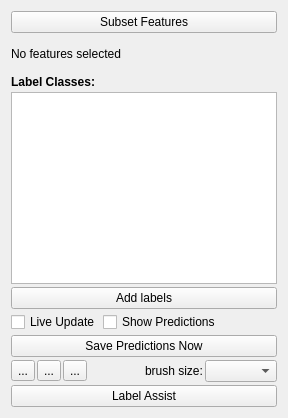
ilastik/ilastik, file ilastik/applets/objectClassification/labelingDrawer.ui: the form before one commit.
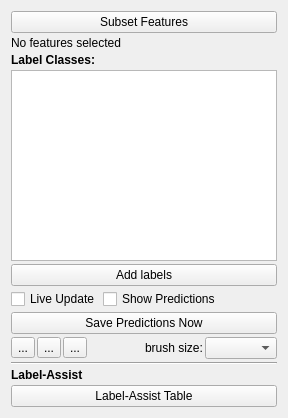
The form after the commit. Custom widgets are drawn as their Qt base class.

Commit message: ObjectClassificationLabelAssist: Added dividing line and label-assist label to object classification GUI

Diff of the .ui file:
```diff
--- a/ilastik/applets/objectClassification/labelingDrawer.ui
+++ b/ilastik/applets/objectClassification/labelingDrawer.ui
@@ -195,10 +195,33 @@
        </item>
       </layout>
      </item>
+     <item>
+      <widget class="Line" name="labelAssistLine">
+       <property name="orientation">
+        <enum>Qt::Horizontal</enum>
+       </property>
+      </widget>
+     </item>
+     <item>
+      <widget class="QLabel" name="labelAssistLabel">
+       <property name="font">
+        <font>
+         <weight>75</weight>
+         <bold>true</bold>
+        </font>
+       </property>
+       <property name="toolTip">
+        <string>&lt;html&gt;&lt;head/&gt;&lt;body&gt;&lt;p&gt;&lt;span style=&quot; font-weight:400;&quot;&gt;Show table with object areas and number of labels per frame in order to find the frames where something interesting is happening.&lt;/span&gt;&lt;/p&gt;&lt;/body&gt;&lt;/html&gt;</string>
+       </property>
+       <property name="text">
+        <string>Label-Assist</string>
+       </property>
+      </widget>
+     </item>
      <item>
       <widget class="QPushButton" name="labelAssistButton">
        <property name="text">
-        <string>Label Assist</string>
+        <string>Label-Assist Table</string>
        </property>
       </widget>
      </item>
```
